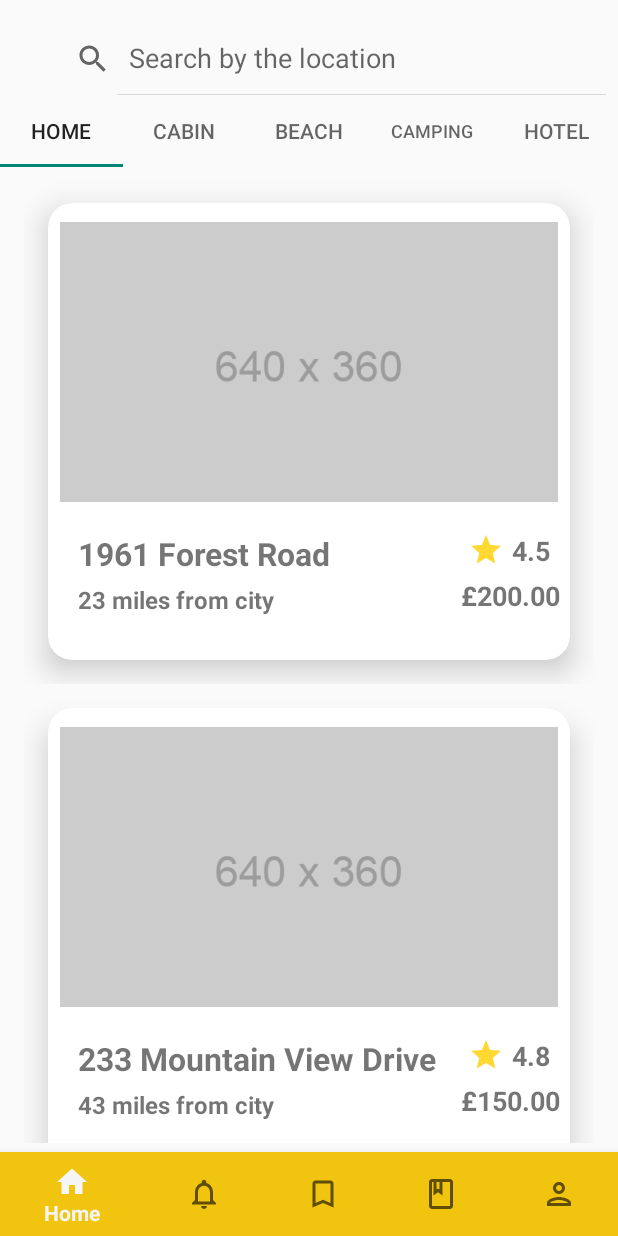
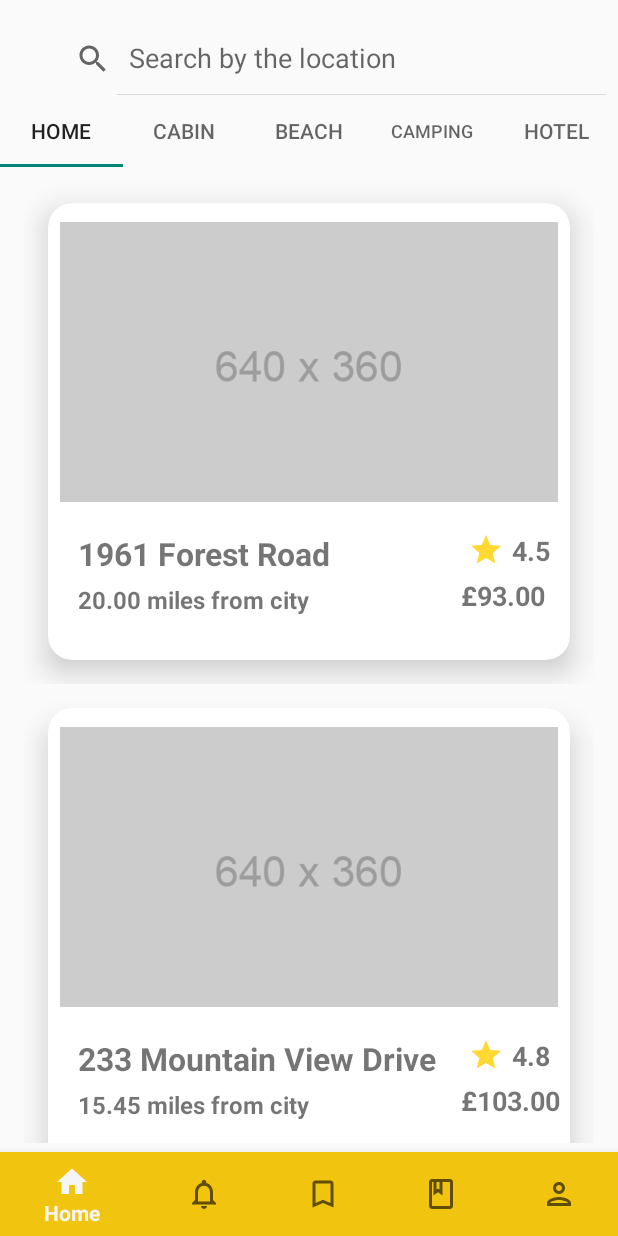
Before and after one commit to Gabsterix/Stays_App, an Android app: the HomeMasterFragment screen opened directly, with no data from a screen before it, on a phone screen of 412 x 824 dp. Run offline under Robolectric (Android 15) with nearby library versions, the phone set to English and light mode, and no system bars; our stand-ins replace Picasso; pictures from the network do not load.

Commit message:
Image view still not able to show image with a different error.

```diff
--- a/app/src/main/java/com/example/stays/Fragments/HomeMasterFragment.java
+++ b/app/src/main/java/com/example/stays/Fragments/HomeMasterFragment.java
@@ -12,6 +12,7 @@ import android.view.ViewGroup;
 
 import com.example.stays.Models.Property;
 import com.example.stays.Models.PropertyData;
+import com.example.stays.Models.PropertyDataModel;
 import com.example.stays.PropertyDataAdapter;
 import com.example.stays.R;
 
@@ -25,7 +26,7 @@ public class HomeMasterFragment extends Fragment {
 //    List<Property> propertyList = new ArrayList<>();
 
     LinearLayoutManager layoutManager;
-    ArrayList<Property> propertyArrayList;
+    ArrayList<PropertyDataModel> propertyArrayList;
     PropertyDataAdapter propertyAdapter;
 
     @Override
--- a/app/src/main/java/com/example/stays/Models/PropertyData.java
+++ b/app/src/main/java/com/example/stays/Models/PropertyData.java
@@ -4,9 +4,9 @@ import java.util.ArrayList;
 
 public class PropertyData {
 
-    public static ArrayList<Property> getList(){
+    public static ArrayList<PropertyDataModel> getList(){
 
-        ArrayList<Property> propertyList = new ArrayList<>();
+        ArrayList<PropertyDataModel> propertyList = new ArrayList<>();
 //        propertyList.add(new Property("1961 Forest Road", "4.5", "200.00", "23", "https://drive.google.com/file/d/1QDk0SLOtiv6durBUa485BVg4e0G7I6yu/view?usp=drive_link"));
 //        propertyList.add(new Property("233 Mountain View Drive", "4.8", "150.00", "43", "https://drive.google.com/file/d/1hT_m7nKMXLPxSjclCBJsi91ubWjNFs4t/view?usp=drive_link"));
 //        propertyList.add(new Property("01 Fjord Street",  "4.7", "180.00", "13", "https://drive.google.com/file/d/1p60ZZXTHpTyB4UoKqCV7TpRqGyVWZGkR/view?usp=drive_link"));
@@ -23,23 +23,57 @@ public class PropertyData {
 //        propertyList.add(new Property("12 Champs-Élysées","4.9", "400.00", "17", "https://drive.google.com/file/d/1Q-mjZU5ddzcU75gmbnKGMSPz0iK_3AuR/view?usp=drive_link"));
 //        propertyList.add(new Property("64 Grand Canal", "4.5", "250.00", "7.5", "https://drive.google.com/file/d/1QDk0SLOtiv6durBUa485BVg4e0G7I6yu/view?usp=drive_link"));
 //        propertyList.add(new Property("11101 Shibuya Drive, Mandelson Way",  "4.2", "180.00", "2.6", "https://drive.google.com/file/d/1QDk0SLOtiv6durBUa485BVg4e0G7I6yu/view?usp=drive_link"));
-        propertyList.add(new Property("1961 Forest Road", "4.5", "200.00", "23", "@drawable/cabin_1"));
-        propertyList.add(new Property("233 Mountain View Drive", "4.8", "150.00", "43", "@drawable/cabin_2"));
-        propertyList.add(new Property("01 Fjord Street",  "4.7", "180.00", "13", "R.drawable.cabin_3.jpeg"));
-        propertyList.add(new Property("100 Alpine Avenue", "3.8", "100.00", "9", "R.drawable.cabin_4.jpeg"));
-        propertyList.add(new Property("33 Beach Villa Road",  "4.9", "350.00", "16", "R.drawable.beach_1"));
-        propertyList.add(new Property("1099 Patong Beach","4.6", "280.00", "8", "R.drawable.beach_2"));
-        propertyList.add(new Property("22 Paradise Island", "4.8", "420.00", "15", "R.drawable.beach_3"));
-        propertyList.add(new Property("90 Hotel Zone", "4.3", "240.00", "33", "R.drawable.beach_4"));
-        propertyList.add(new Property("78 Campground Road","3.5", "60.00", "27", "R.drawable.camp_1"));
-        propertyList.add(new Property("600 Nature Trail","4.0", "80.00", "40", "R.drawable.camp_2"));
-        propertyList.add(new Property("11 Beachside Camping", "4.2", "100.00", "80.9", "R.drawable.camp_3"));
-        propertyList.add(new Property("44 Arctic Circle",  "3.8", "70.00", "51", "R.drawable.camp_4"));
-        propertyList.add(new Property("2333 La Rambla", "4.7", "300.00", "22", "R.drawable.hotel_1"));
-        propertyList.add(new Property("12 Champs-Élysées","4.9", "400.00", "17", "R.drawable.hotel_2"));
-        propertyList.add(new Property("64 Grand Canal", "4.5", "250.00", "7.5", "R.drawable.hotel_3"));
-        propertyList.add(new Property("11101 Shibuya Drive, Mandelson Way",  "4.2", "180.00", "2.6", "R.drawable.hotel_4"));
-
+//        Other Data Set
+//        propertyList.add(new PropertyDataModel("1961 Forest Road", "4.5", "200.00", "23", "R.drawable.cabin_1", "Cabin"));
+//        propertyList.add(new PropertyDataModel("233 Mountain View Drive", "4.8", "150.00", "43", "R.drawable.cabin_2", "Cabin"));
+//        propertyList.add(new PropertyDataModel("01 Fjord Street",  "4.7", "180.00", "13", "R.drawable.cabin_3", "Cabin"));
+//        propertyList.add(new PropertyDataModel("100 Alpine Avenue", "3.8", "100.00", "9", "R.drawable.cabin_4.jpeg", "Cabin"));
+//        propertyList.add(new PropertyDataModel("33 Beach Villa Road",  "4.9", "350.00", "16", "R.drawable.beach_1", "Beach"));
+//        propertyList.add(new PropertyDataModel("1099 Patong Beach","4.6", "280.00", "8", "R.drawable.beach_2", "Beach"));
+//        propertyList.add(new PropertyDataModel("22 Paradise Island", "4.8", "420.00", "15", "R.drawable.beach_3", "Beach"));
+//        propertyList.add(new PropertyDataModel("90 Hotel Zone", "4.3", "240.00", "33", "R.drawable.beach_4", "Beach"));
+//        propertyList.add(new PropertyDataModel("78 Campground Road","3.5", "60.00", "27", "R.drawable.camp_1", "Camp"));
+//        propertyList.add(new PropertyDataModel("600 Nature Trail","4.0", "80.00", "40", "R.drawable.camp_2", "Camp"));
+//        propertyList.add(new PropertyDataModel("11 Beachside Camping", "4.2", "100.00", "80.9", "R.drawable.camp_3", "Camp"));
+//        propertyList.add(new PropertyDataModel("44 Arctic Circle",  "3.8", "70.00", "51", "R.drawable.camp_4", "Camp"));
+//        propertyList.add(new PropertyDataModel("2333 La Rambla", "4.7", "300.00", "22", "R.drawable.hotel_1", "Hotel"));
+//        propertyList.add(new PropertyDataModel("12 Champs-Élysées","4.9", "400.00", "17", "R.drawable.hotel_2", "Hotel"));
+//        propertyList.add(new PropertyDataModel("64 Grand Canal", "4.5", "250.00", "7.5", "R.drawable.hotel_3", "Hotel"));
+//        propertyList.add(new PropertyDataModel("11101 Shibuya Drive, Mandelson Way",  "4.2", "180.00", "2.6", "R.drawable.hotel_4", "Hotel"));
+//        Another Dataset
+//        propertyList.add(new PropertyDataModel("1961 Forest Road", "4.5", "200.00", "23", "https://drive.google.com/file/d/1QDk0SLOtiv6durBUa485BVg4e0G7I6yu/view?usp=drive_link", "Cabin"));
+//        propertyList.add(new PropertyDataModel("233 Mountain View Drive", "4.8", "150.00", "43", "https://drive.google.com/file/d/1hT_m7nKMXLPxSjclCBJsi91ubWjNFs4t/view?usp=drive_link", "Cabin"));
+//        propertyList.add(new PropertyDataModel("01 Fjord Street",  "4.7", "180.00", "13", "https://drive.google.com/file/d/1p60ZZXTHpTyB4UoKqCV7TpRqGyVWZGkR/view?usp=drive_link", "Cabin"));
+//        propertyList.add(new PropertyDataModel("100 Alpine Avenue", "3.8", "100.00", "9", "https://drive.google.com/file/d/1QDk0SLOtiv6durBUa485BVg4e0G7I6yu/view?usp=drive_link", "Cabin"));
+//        propertyList.add(new PropertyDataModel("33 Beach Villa Road",  "4.9", "350.00", "16", "https://drive.google.com/file/d/1bm2snorxQ4LxeR6UhZRC2yC0-URC5MmP/view?usp=drive_link", "Beach"));
+//        propertyList.add(new PropertyDataModel("1099 Patong Beach","4.6", "280.00", "8", "https://drive.google.com/file/d/1QDk0SLOtiv6durBUa485BVg4e0G7I6yu/view?usp=drive_link", "Beach"));
+//        propertyList.add(new PropertyDataModel("22 Paradise Island", "4.8", "420.00", "15", "https://drive.google.com/file/d/1QDk0SLOtiv6durBUa485BVg4e0G7I6yu/view?usp=drive_link", "Beach"));
+//        propertyList.add(new PropertyDataModel("90 Hotel Zone", "4.3", "240.00", "33", "https://drive.google.com/file/d/1tHdCLNacPmlCMjqvDipJOR5dZmP6aIvM/view?usp=drive_link", "Beach"));
+//        propertyList.add(new PropertyDataModel("78 Campground Road","3.5", "60.00", "27", "https://drive.google.com/file/d/1QDk0SLOtiv6durBUa485BVg4e0G7I6yu/view?usp=drive_link", "Camp"));
+//        propertyList.add(new PropertyDataModel("600 Nature Trail","4.0", "80.00", "40", "https://drive.google.com/file/d/1pmarhD_2-oj9nOzjF409JjXW9RppUKL7/view?usp=drive_link", "Camp"));
+//        propertyList.add(new PropertyDataModel("11 Beachside Camping", "4.2", "100.00", "80.9", "https://drive.google.com/file/d/1QDk0SLOtiv6durBUa485BVg4e0G7I6yu/view?usp=drive_link", "Camp"));
+//        propertyList.add(new PropertyDataModel("44 Arctic Circle",  "3.8", "70.00", "51", "https://drive.google.com/file/d/16TOHITqB2jkFVAvfEvCnfIZKAnAN9EED/view?usp=drive_link", "Camp"));
+//        propertyList.add(new PropertyDataModel("2333 La Rambla", "4.7", "300.00", "22", "https://drive.google.com/file/d/1JTwmIRA9wTGZ0_qzJoX82KbqVagu8_6-/view?usp=drive_link", "Hotel"));
+//        propertyList.add(new PropertyDataModel("12 Champs-Élysées","4.9", "400.00", "17", "https://drive.google.com/file/d/1Q-mjZU5ddzcU75gmbnKGMSPz0iK_3AuR/view?usp=drive_link", "Hotel"));
+//        propertyList.add(new PropertyDataModel("64 Grand Canal", "4.5", "250.00", "7.5", "https://drive.google.com/file/d/1QDk0SLOtiv6durBUa485BVg4e0G7I6yu/view?usp=drive_link", "Hotel"));
+//        propertyList.add(new PropertyDataModel("11101 Shibuya Drive, Mandelson Way",  "4.2", "180.00", "2.6", "https://drive.google.com/file/d/1QDk0SLOtiv6durBUa485BVg4e0G7I6yu/view?usp=drive_link", "Hotel"));
+        //        Another Dataset
+        propertyList.add(new PropertyDataModel("1961 Forest Road", "4.5", "20.00", "93.00", "https://www.dropbox.com/scl/fi/y7wqn9yme6ycsfi87jl61/cabin_1.jpeg?rlkey=kh1ba7kabicklwshrthfr3i6s&dl=0", "Cabin"));
+        propertyList.add(new PropertyDataModel("233 Mountain View Drive", "4.8", "15.45", "103.00", "https://www.dropbox.com/scl/fi/115f50qg5qmzzq39548re/cabin_2.jpeg?rlkey=xy5sx9d26cu2uhrvr7ckq5ant&dl=0", "Cabin"));
+        propertyList.add(new PropertyDataModel("01 Fjord Street",  "4.7", "18", "130.00", "https://www.dropbox.com/scl/fi/mve9rykp1kscnmd30yo98/cabin_3.jpeg?rlkey=940irv3oof20yxcdot2plwhfh&dl=0", "Cabin"));
+        propertyList.add(new PropertyDataModel("100 Alpine Avenue", "3.8", "10.67", "99.00", "https://www.dropbox.com/scl/fi/v8y69fpsues6hexu6phme/cabin_4.jpeg?rlkey=bx12u74wdtiwz43hprn6pqpg9&dl=0", "Cabin"));
+        propertyList.add(new PropertyDataModel("33 Beach Villa Road",  "4.9", "3.03", "160.00", "https://www.dropbox.com/scl/fi/e3jlaoduyx267rzn27iva/beach_1.jpeg?rlkey=n9k21xvd67cvwf3cyemq56cwx&dl=0", "Beach"));
+        propertyList.add(new PropertyDataModel("1099 Patong Beach","4.6", "28.00", "89.00", "https://www.dropbox.com/scl/fi/ptjwvifyuw7ag0yb9sbu2/beach_2.jpeg?rlkey=z3bp7n18wyu7psle1t5qjc9m2&dl=0", "Beach"));
+        propertyList.add(new PropertyDataModel("22 Paradise Island", "4.8", "4.20", "150.00", "https://www.dropbox.com/scl/fi/isvvlu5qrrpdl1r261bsb/beach_3.jpeg?rlkey=kwco2lftnmq0jnnhd1d1jv2wx&dl=0", "Beach"));
+        propertyList.add(new PropertyDataModel("90 Hotel Zone", "4.3", "2.40", "330", "https://www.dropbox.com/scl/fi/6i2czf3jhyfie4bga0nsi/beach_4.jpeg?rlkey=nn513fvl6nlj26qlnvris781b&dl=0", "Beach"));
+        propertyList.add(new PropertyDataModel("78 Campground Road","3.5", "60.00", "27", "https://www.dropbox.com/scl/fi/q2v1mq2w08743qqu0a623/camp_1.jpeg?rlkey=txrh3cihgc2wq036f1qfulqy5&dl=0", "Camp"));
+        propertyList.add(new PropertyDataModel("600 Nature Trail","4.0", "80.00", "40", "https://www.dropbox.com/scl/fi/17738zq0paq2nclwv17zx/camp_2.jpeg?rlkey=xgrkukxc2qcggasoochl2cdoa&dl=0", "Camp"));
+        propertyList.add(new PropertyDataModel("11 Beachside Camping", "4.2", "100.00", "80.9", "https://www.dropbox.com/scl/fi/mixnysp87qj8vxkg5bxvt/camp_03.jpeg?rlkey=33j1rdfwmd8ht7b2su7lo08id&dl=0", "Camp"));
+        propertyList.add(new PropertyDataModel("44 Arctic Circle",  "3.8", "70.00", "51", "https://www.dropbox.com/scl/fi/njk04t6y9etkoziky1v1q/camp_5.jpeg?rlkey=vzkctahrhg61cwpvg9nlzunrr&dl=0", "Camp"));
+        propertyList.add(new PropertyDataModel("2333 La Rambla", "4.7", "300.00", "22", "https://www.dropbox.com/scl/fi/wg8hj3h6xlaz26ta3oluf/hotel_1.jpeg?rlkey=syotigomevbjfx5st51vcyfuz&dl=0", "Hotel"));
+        propertyList.add(new PropertyDataModel("12 Champs-Élysées","4.9", "400.00", "17", "https://www.dropbox.com/scl/fi/7dmhhpcco6o6nf6x5d4qo/hotel_2.jpeg?rlkey=9zfsa4fe68erl9atvlr5xoiky&dl=0", "Hotel"));
+        propertyList.add(new PropertyDataModel("64 Grand Canal", "4.5", "250.00", "7.5", "https://www.dropbox.com/scl/fi/ym4sndacnmpidklx9u283/hotel_3.jpeg?rlkey=5bfvzfuspm6a7tqaiiljsmv2n&dl=0", "Hotel"));
+        propertyList.add(new PropertyDataModel("11101 Shibuya Drive, Mandelson Way",  "4.2", "180.00", "2.6", "https://www.dropbox.com/scl/fi/cclwagjxpq4nnner4e35m/hotel_4.jpeg?rlkey=2ulbne0sfomgjommt1ilipxxm&dl=0", "Hotel"));
 
         return propertyList;
 
--- a/app/src/main/java/com/example/stays/Models/PropertyDataModel.java
+++ b/app/src/main/java/com/example/stays/Models/PropertyDataModel.java
@@ -7,6 +7,7 @@ public class PropertyDataModel {
     private String mileage;
     private String price;
     private String image_uri;
+    private String property_type;
 
 //    Constructor
 
@@ -14,15 +15,17 @@ public class PropertyDataModel {
     public PropertyDataModel() {
     }
 
-    public PropertyDataModel(String address, String rating, String mileage, String price, String image_uri) {
+    public PropertyDataModel(String address, String rating, String mileage, String price, String image_uri, String property_type) {
         this.address = address;
         this.rating = rating;
         this.mileage = mileage;
         this.price = price;
         this.image_uri = image_uri;
+        this.property_type = property_type;
     }
 
-//    Getters and Setters
+    //    Getters and Setters
+
 
     public String getAddress() {
         return address;
@@ -63,4 +66,12 @@ public class PropertyDataModel {
     public void setImage_uri(String image_uri) {
         this.image_uri = image_uri;
     }
+
+    public String getProperty_type() {
+        return property_type;
+    }
+
+    public void setProperty_type(String property_type) {
+        this.property_type = property_type;
+    }
 }
--- a/app/src/main/java/com/example/stays/PropertyDataAdapter.java
+++ b/app/src/main/java/com/example/stays/PropertyDataAdapter.java
@@ -18,6 +18,7 @@ import androidx.recyclerview.widget.RecyclerView;
 import com.bumptech.glide.Glide;
 import com.example.stays.Fragments.HomeMasterFragment;
 import com.example.stays.Models.Property;
+import com.example.stays.Models.PropertyDataModel;
 import com.squareup.picasso.Picasso;
 
 import java.util.ArrayList;
@@ -26,9 +27,9 @@ public class PropertyDataAdapter extends RecyclerView.Adapter<PropertyDataAdapte
 
     private Context context;
 
-    private ArrayList<Property> propertyDataModels;
+    private ArrayList<PropertyDataModel> propertyDataModels;
 
-    public PropertyDataAdapter(Context context, ArrayList<Property> propertyDataModels) {
+    public PropertyDataAdapter(Context context, ArrayList<PropertyDataModel> propertyDataModels) {
         this.context = context;
         this.propertyDataModels = propertyDataModels;
     }
@@ -48,30 +49,33 @@ public class PropertyDataAdapter extends RecyclerView.Adapter<PropertyDataAdapte
     public void onBindViewHolder(ViewHolder holder, int position) {
 
         holder.addressText.setText(String.valueOf(propertyDataModels.get(position).getAddress()));
-        holder.ratingText.setText(String.valueOf(propertyDataModels.get(position).getStar_rating()));
-        holder.mileageText.setText(String.valueOf(propertyDataModels.get(position).getMileage()) + " miles from city");
-        holder.priceText.setText("£" + String.valueOf(propertyDataModels.get(position).getRate_per_night()));
+        holder.ratingText.setText(String.valueOf(propertyDataModels.get(position).getRating()));
+        holder.priceText.setText("£" + propertyDataModels.get(position).getPrice());
+        holder.mileageText.setText(propertyDataModels.get(position).getMileage() + " miles from city");
+
+//        holder.mileageText.setText(String.valueOf(propertyDataModels.get(position).getMileage()) + " miles from city");
+//        holder.priceText.setText("£" + String.valueOf(propertyDataModels.get(position).getPrice()));
 //        Bitmap bitmap = BitmapFactory.decodeResource(context.getResource(), propertyDataModels.get(position).getImage_uri());
 //        holder.imageView.setImageBitmap(bitmap);
 //        Picasso.get().load(String.valueOf(propertyDataModels.get(position).getImage_uri()));
 //        String url = "https://drive.google.com/file/d/1QDk0SLOtiv6durBUa485BVg4e0G7I6yu/view?usp=drive_link";
 //        String myurl = "https://www.dropbox.com/scl/fi/v3be9qonxj3qloj4z2sqp/beach01.webp?rlkey=ppcb34y2iy9wrkkmxbfs3ykoc&dl=0";
 //        holder.imageView.setImageResource(propertyDataModels.get(position).getImage_uri());
-        Picasso.get().load(propertyDataModels.get(position).getImage_uri())
-                .placeholder(R.drawable.placeholder)
-                .error(R.drawable.placeholder)
-                .into(holder.imageView);
+//        Picasso.get().load(propertyDataModels.get(position).getImage_uri())
+//                .placeholder(R.drawable.placeholder)
+//                .error(R.drawable.placeholder)
+//                .into(holder.imageView);
 
 //        Picasso.get().load(url)
 //                .placeholder(R.drawable.placeholder)
 //                .error(R.drawable.placeholder)
 //                .resize(100,60)
 //                .into(holder.imageView);
-//        Glide.with(context)
-//                .load(propertyDataModels.get(position).getImage_uri())
-//                .placeholder(R.drawable.placeholder)
-//                .centerCrop()
-//                .into(holder.imageView);
+        Glide.with(context)
+                .load(propertyDataModels.get(position).getImage_uri())
+                .placeholder(R.drawable.placeholder)
+                .centerCrop()
+                .into(holder.imageView);
 
 //        Glide.with(context)
 //                .load(myurl)
```
Also changed, not shown: app/src/main/java/com/example/stays/PropertyRecyclerAdapter.java (+134 -131 lines).
